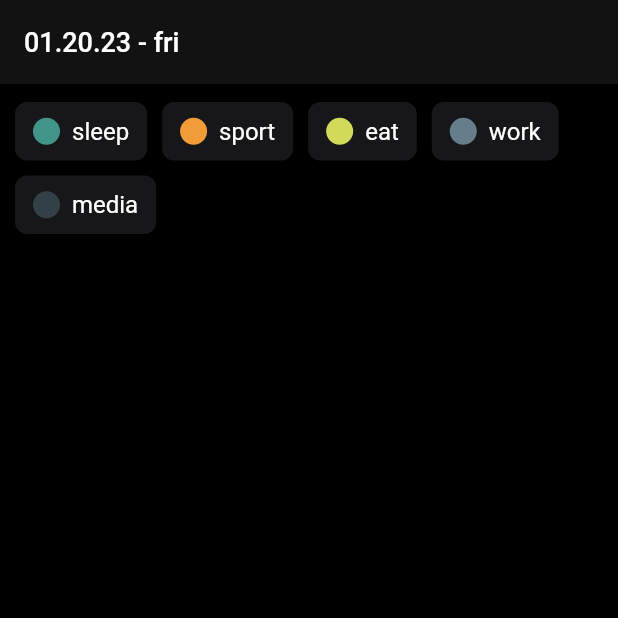
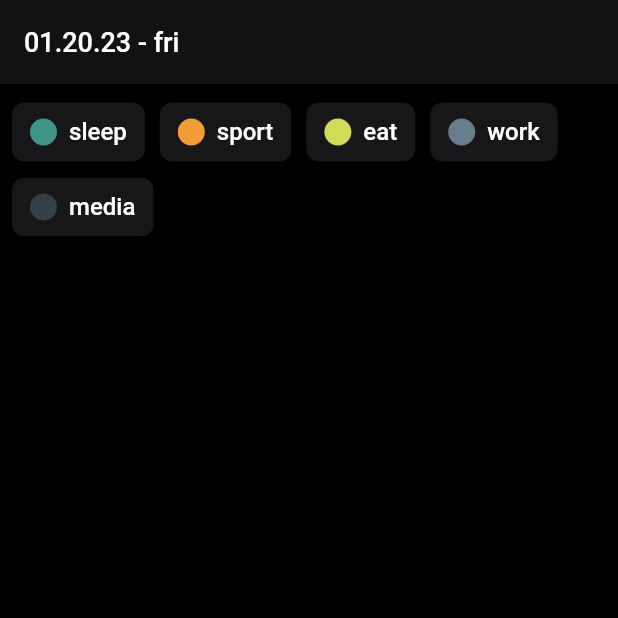
Before and after one commit to AndGreen/smuzy-flutter, a Flutter app: the screen it shows after launch, on a phone screen of 412 x 824 dp, the top half of it. Run offline on Flutter 3.47's test engine with Material 2 defaults, Android fonts, the phone set to English and light mode, and no system bars; our stand-ins replace flutter_hooks, freezed_annotation, functional_widget_annotation, go_router, hooks_riverpod, riverpod_annotation and 1 more.

Commit message:
Routes list on riverpod

```diff
--- a/lib/modules/app/app.dart
+++ b/lib/modules/app/app.dart
@@ -1,28 +1,20 @@
 import 'package:flutter/material.dart';
 import 'package:flutter_hooks/flutter_hooks.dart';
 import 'package:functional_widget_annotation/functional_widget_annotation.dart';
-import 'package:get/get.dart';
+import 'package:hooks_riverpod/hooks_riverpod.dart';
 import 'package:smuzy_flutter/common/theme/colors.dart';
-import 'package:smuzy_flutter/modules/app/app_conroller.dart';
-import 'package:smuzy_flutter/modules/days/day_screen.dart';
+import 'package:smuzy_flutter/modules/app/router.dart';
 
 part 'app.g.dart';
 
-@hwidget
+@swidget
 Widget app() {
-  useEffect(() {
-    Get.put(AppController());
-    return null;
-  }, const []);
-
-  return GetMaterialApp(
-      debugShowCheckedModeBanner: false,
-      theme: ThemeData.dark().copyWith(
-          appBarTheme:
-              const AppBarTheme(color: AppColors.grayDark, elevation: 1),
-          scaffoldBackgroundColor: Colors.black),
-      initialRoute: '/',
-      getPages: [
-        GetPage(name: '/', page: () => const DayScreen()),
-      ]);
+  return ProviderScope(
+      child: MaterialApp.router(
+    debugShowCheckedModeBanner: false,
+    theme: ThemeData.dark().copyWith(
+        appBarTheme: const AppBarTheme(color: AppColors.grayDark, elevation: 1),
+        scaffoldBackgroundColor: Colors.black),
+    routerConfig: router,
+  ));
 }
--- a/lib/modules/routines/routine_button.dart
+++ b/lib/modules/routines/routine_button.dart
@@ -32,22 +32,26 @@ Widget routineButton({
   required Function onTap,
   required bool isActive,
 }) {
-  return GestureDetector(
-    onTap: () => onTap(),
-    child: SizedBox(
+  return ElevatedButton(
+      style: ElevatedButton.styleFrom(
+        backgroundColor: getButtonColor(isActive),
+        padding: const EdgeInsets.symmetric(vertical: 10, horizontal: 12),
+        shape: RoundedRectangleBorder(
+          borderRadius: BorderRadius.circular(8),
+        ),
+      ),
+      onPressed: () {
+        onTap();
+      },
       child: Row(
         mainAxisSize: MainAxisSize.min,
         children: [
           colorCircle(color: color),
           Text(
             title,
-          style: AppFonts.text
-              .copyWith(color: isActive ? AppColors.grayDark : AppColors.white),
+            style: AppFonts.text.copyWith(
+                color: isActive ? AppColors.grayDark : AppColors.white),
           )
         ],
-    ).padding(horizontal: 12, vertical: 10))
-        .decorated(
-            color: isActive ? AppColors.white : AppColors.gray,
-            borderRadius: BorderRadius.circular(8)),
-  );
+      ));
 }
--- a/lib/modules/routines/routines_list.dart
+++ b/lib/modules/routines/routines_list.dart
@@ -1,29 +1,29 @@
 import 'package:flutter/material.dart';
 import 'package:functional_widget_annotation/functional_widget_annotation.dart';
-import 'package:get/get.dart';
-import 'package:smuzy_flutter/modules/app/app_conroller.dart';
+import 'package:hooks_riverpod/hooks_riverpod.dart';
+import 'package:smuzy_flutter/modules/routines/routines_provider.dart';
 import 'package:smuzy_flutter/modules/routines/routine_button.dart';
 import 'package:styled_widget/styled_widget.dart';
 
 part 'routines_list.g.dart';
 
-@swidget
-Widget routinesList() {
-  AppController c = Get.find();
+@hcwidget
+Widget routinesList(WidgetRef ref) {
+  final routinesState = ref.watch(routinesProvider);
 
-  return Obx(() => Wrap(
+  return Wrap(
     spacing: 10,
-        runSpacing: 10,
+    runSpacing: 2,
     children: [
-          ...c.routines.map(
+      ...routinesState.routines.map(
         (routine) => RoutineButton(
             color: routine.color,
             title: routine.title,
-                isActive: routine.id == c.activeRoutine.value?.id,
+            isActive: routine.id == routinesState.activeIdRoutine,
             onTap: () {
-                  c.toggleActiveRoutine(routine);
+              ref.read(routinesProvider.notifier).toggleActiveRoutine(routine);
             }),
       )
     ],
-      ).padding(vertical: 12, horizontal: 10));
+  ).padding(vertical: 8, horizontal: 8);
 }
--- a/pubspec.yaml
+++ b/pubspec.yaml
@@ -35,8 +35,10 @@ dependencies:
   flutter_hooks: ^0.18.5+1
   functional_widget_annotation: ^0.10.0
   get: ^4.6.5
+  hooks_riverpod: ^2.1.3
   intl: ^0.18.0
   ionicons: ^0.2.1
+  riverpod_annotation: ^1.1.1
   styled_widget: ^0.4.1
   uuid: ^3.0.6
 
@@ -46,7 +48,10 @@ dev_dependencies:
   flutter_lints: ^2.0.0
   flutter_test:
     sdk: flutter
+  freezed: ^2.3.2
   functional_widget: ^0.10.1
+  go_router: ^6.0.1
+  riverpod_generator: ^1.1.1
 
 flutter_icons:
   android: "launcher_icon"
```
Also changed, not shown: lib/modules/app/app_conroller.dart (deleted, +0 -11 lines), lib/modules/app/router.dart (added, +11 -0 lines), lib/modules/routines/routines_provider.dart (added, +28 -0 lines), lib/modules/app/app.g.dart, lib/modules/routines/routines_list.g.dart, lib/modules/routines/routines_provider.freezed.dart (added), lib/modules/routines/routines_provider.g.dart (added), pubspec.lock, 1 other file. Lines whose indentation alone changed are shown as unchanged.
